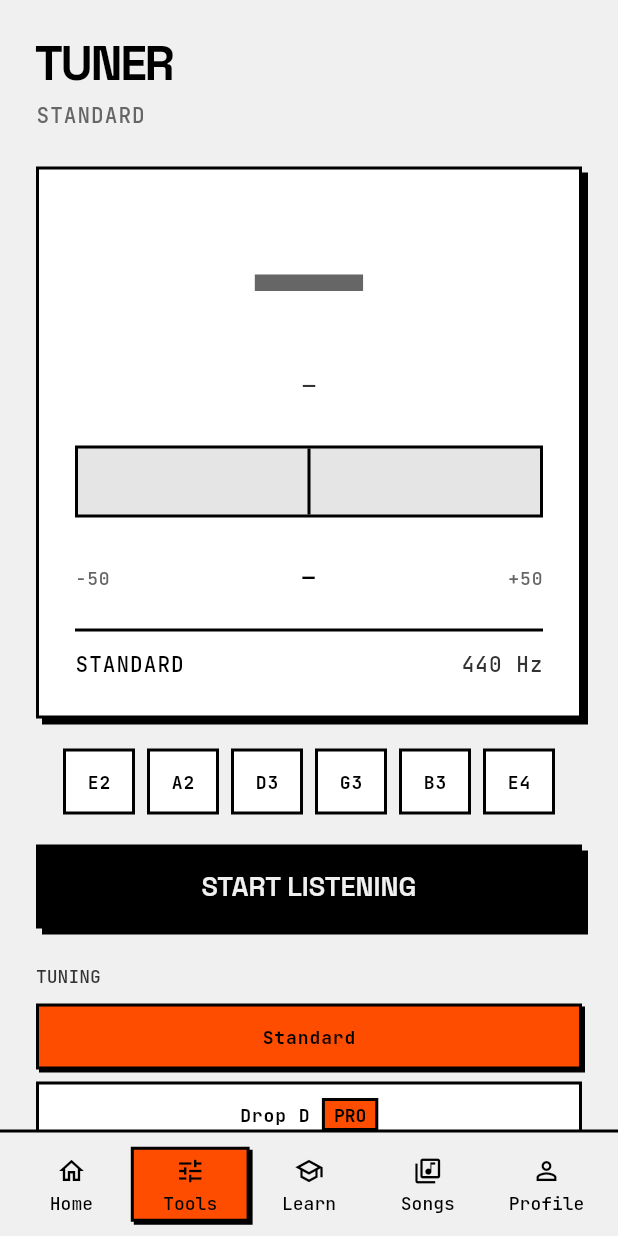
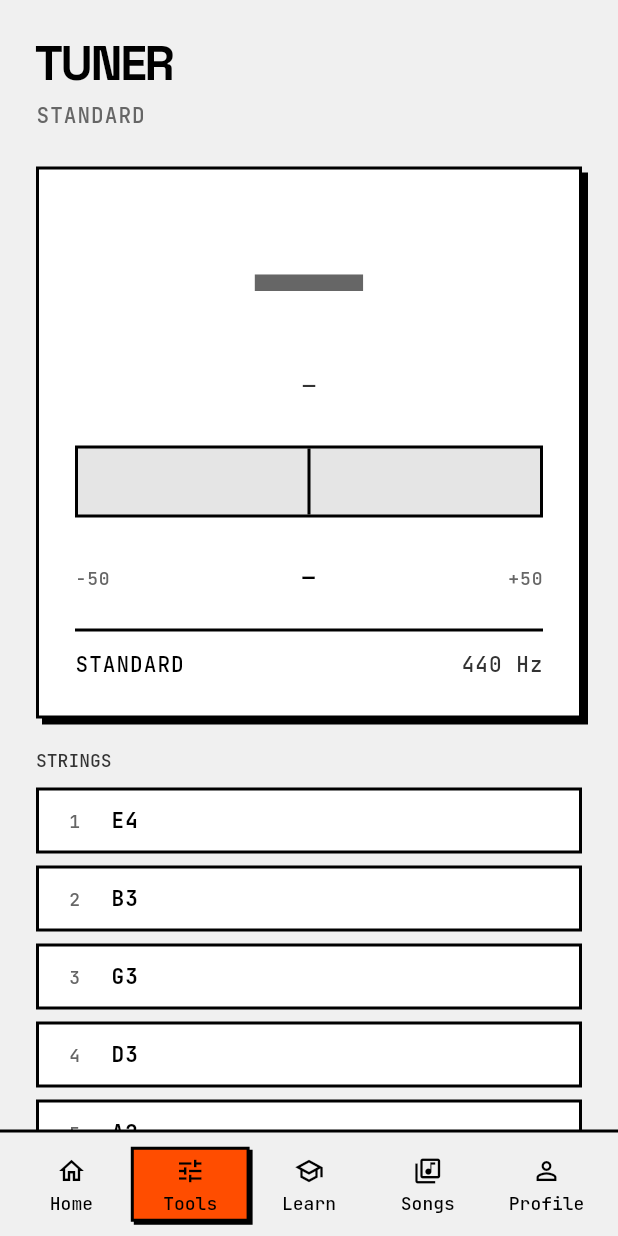
Before and after one commit to Lazy-but-Busy/L-Key, a Flutter app: the screen it shows after launch, after a tap on "Quick Tune", on a phone screen of 412 x 824 dp. Run offline on Flutter 3.47's test engine with Material 3 defaults, Android fonts, the phone set to English and light mode, and no system bars; our stand-ins replace flutter_riverpod, go_router, permission_handler, shared_preferences; missing offline and left inert: record; generated files the repository leaves out were written again.

Commit message:
feat(tuner): name the note being heard, and number the strings
The meter was fed `reading.targetNote`, so the hero glyph named the string
being tuned *towards* rather than the note sounding. `TunerReading` has
carried `detectedNote` since Phase 05 and nothing displayed it. It does
now, and when the two differ the destination is named in words — there is
still exactly one cents figure, measured against the target, because two
of them is how the two come to disagree (docs/adr/0013).

The strings become a list, first string on top, each carrying its
guitarist number as well as its note; the neck's left column gains the
same numbering. That surfaced a real defect: `tunerStringSemantics` was
announcing the low E as "String 1", the reverse of what a player says and
the reverse of what the chord diagram and the fretboard already did.

PRD.md §10.1 · DESIGN.md §21, §25

Co-Authored-By: Claude Opus 5 (1M context) <noreply@anthropic.com>

```diff
--- a/mobile/lib/app/localization/app_en.arb
+++ b/mobile/lib/app/localization/app_en.arb
@@ -148,6 +148,12 @@
   "@tunerMeterSemantics": {"description": "What a screen reader announces for the tuner meter.", "placeholders": {"note": {"type": "String"}, "state": {"type": "String"}}},
   "tunerStringSemantics": "String {number}, {note}",
   "@tunerStringSemantics": {"description": "What a screen reader announces for one string button.", "placeholders": {"number": {"type": "int"}, "note": {"type": "String"}}},
+  "tunerTuningTo": "Tuning to {note}",
+  "@tunerTuningTo": {"description": "Names the note being tuned towards, shown only when it differs from the note actually sounding. The meter's cents figure measures against this note.", "placeholders": {"note": {"type": "String"}}},
+  "tunerStringsTitle": "Strings",
+  "@tunerStringsTitle": {"description": "Heading above the list of the tuning's open strings."},
+  "tunerHearingSemantics": "currently hearing",
+  "@tunerHearingSemantics": {"description": "Announced on the string the tuner is currently reading, so the state is not carried by colour alone."},
   "tunerDiagnostics": "Diagnostics",
   "@tunerDiagnostics": {"description": "Developer-only screen showing the tuner's raw measurements."},
   "commonOpenSettings": "Open settings",
--- a/mobile/lib/app/localization/app_my.arb
+++ b/mobile/lib/app/localization/app_my.arb
@@ -77,6 +77,9 @@
   "tunerMicRestrictedBody": "ဤစက်သည် အက်ပ်များကို မိုက်ခရိုဖုန်း သုံးခွင့် မပေးပါ။",
   "tunerMeterSemantics": "{note}၊ {state}",
   "tunerStringSemantics": "ကြိုး {number}၊ {note}",
+  "tunerTuningTo": "{note} သို့ ညှိနေသည်",
+  "tunerStringsTitle": "ကြိုးများ",
+  "tunerHearingSemantics": "ယခုကြားနေသည်",
   "tunerDiagnostics": "စစ်ဆေးချက်များ",
   "commonOpenSettings": "ဆက်တင်များ ဖွင့်ပါ",
   "errorPermissionDenied": "L Key အတွက် ခွင့်ပြုချက် လိုအပ်သည်။",
--- a/mobile/lib/features/tuner/presentation/tuner_page.dart
+++ b/mobile/lib/features/tuner/presentation/tuner_page.dart
@@ -128,8 +128,12 @@ class _Meter extends StatelessWidget {
       spacing: LkSpacing.s3,
       children: <Widget>[
         LkTunerMeter(
-          note: reading?.targetNote.note.displayName,
-          octave: reading?.targetNote.octave,
+          // The note the microphone is hearing, not the one being tuned
+          // towards. They diverge as soon as the string is more than half a
+          // semitone out, and the player needs to know which note is
+          // actually sounding (PRD.md §10.1, DESIGN.md §21).
+          note: reading?.detectedNote.note.displayName,
+          octave: reading?.detectedNote.octave,
           frequencyHz: reading?.frequencyHz,
           cents: reading?.cents,
           isInTune: reading?.isInTune ?? false,
@@ -141,10 +145,19 @@ class _Meter extends StatelessWidget {
           ),
           statusLabel: label,
           semanticsLabel: l10n.tunerMeterSemantics(
-            reading == null ? '—' : reading.targetNote.name,
+            reading == null ? '—' : reading.detectedNote.name,
             label,
           ),
         ),
+        if (_targetLine(l10n, state) case final target?)
+          Text(
+            target,
+            textAlign: TextAlign.center,
+            style: context.lkType.technicalSm.copyWith(
+              color: context.lkColors.textSecondary,
+              fontWeight: FontWeight.w700,
+            ),
+          ),
         if (_guidance(l10n, state) case final guidance?)
           Text(
             guidance,
@@ -177,6 +190,20 @@ class _Meter extends StatelessWidget {
       // repeating the button underneath it.
       _ => '—',
     };
+  }
+
+  /// Names the note being tuned towards, when it is not the note sounding.
+  ///
+  /// The needle and the cents figure always measure against the target, so
+  /// once the string is more than half a semitone out the hero glyph and the
+  /// number would otherwise appear to contradict one another. Naming the
+  /// destination is what reconciles them, and it says nothing at all while
+  /// the two agree.
+  String? _targetLine(AppLocalizations l10n, TunerState state) {
+    final reading = state.reading;
+    if (reading == null) return null;
+    if (reading.detectedNote == reading.targetNote) return null;
+    return l10n.tunerTuningTo(reading.targetNote.name).toUpperCase();
   }
 
   String? _guidance(AppLocalizations l10n, TunerState state) {
--- a/mobile/lib/features/tuner/presentation/widgets/tuner_strings.dart
+++ b/mobile/lib/features/tuner/presentation/widgets/tuner_strings.dart
@@ -5,14 +5,18 @@ import 'package:l_key/app/theme/app_text.dart';
 import 'package:l_key/app/theme/tokens.g.dart';
 import 'package:l_key/core/music/tuning.dart';
 
-/// The row of open strings, and the control that hands the choice back.
+/// The tuning's open strings, and the control that hands the choice back.
 ///
-/// Strings are drawn lowest-sounding first, matching `Tuning.openStrings` and
-/// the order a chord diagram uses. That is the opposite of the guitarist's
-/// "sixth string", which is why the accessible label says the string's note
-/// rather than a number the player might read the other way round.
+/// Drawn as a column with the first string on top, which is how a guitarist
+/// reads a chord chart and how `LkFretboard` draws a neck. `Tuning` indexes
+/// lowest-sounding first, so the rows iterate downwards and the guitarist's
+/// string number is `stringCount - index` — the same arithmetic
+/// `chord_diagram.dart` and `fretboard_neck.dart` already do.
+///
+/// The number is on screen as well as in the accessible label, because
+/// "E2" alone does not tell a beginner which string to pluck.
 class TunerStrings extends StatelessWidget {
-  /// Creates the string row.
+  /// Creates the string list.
   const TunerStrings({
     required this.tuning,
     required this.selectedIndex,
@@ -33,6 +37,9 @@ class TunerStrings extends StatelessWidget {
   final bool isEnabled;
 
   /// Whether the tuner is choosing the string itself.
+  ///
+  /// When it is, a highlighted row is one the tuner *found*, so it says so
+  /// in words rather than looking like something the player picked.
   final bool isAuto;
 
   /// Called when the player locks a string.
@@ -44,62 +51,90 @@ class TunerStrings extends StatelessWidget {
   @override
   Widget build(BuildContext context) {
     final l10n = AppLocalizations.of(context);
+    final colors = context.lkColors;
 
     return Column(
+      crossAxisAlignment: CrossAxisAlignment.start,
       spacing: LkSpacing.s3,
       children: <Widget>[
-        Wrap(
-          alignment: WrapAlignment.center,
+        Text(
+          l10n.tunerStringsTitle.toUpperCase(),
+          style: context.lkType.label.copyWith(color: colors.textSecondary),
+        ),
+        Column(
+          crossAxisAlignment: CrossAxisAlignment.stretch,
           spacing: LkSpacing.s2,
-          runSpacing: LkSpacing.s2,
           children: <Widget>[
-            for (var i = 0; i < tuning.stringCount; i++)
-              _StringButton(
-                label: tuning.openStrings[i].note.displayName,
-                octave: tuning.openStrings[i].octave,
-                semanticLabel: l10n.tunerStringSemantics(
-                  i + 1,
-                  tuning.openStrings[i].name,
-                ),
-                isSelected: isEnabled && i == selectedIndex,
-                onTap: isEnabled ? () => onSelect(i) : null,
+            for (var index = tuning.stringCount - 1; index >= 0; index--)
+              _StringRow(
+                number: tuning.stringCount - index,
+                note: tuning.openStrings[index].note.displayName,
+                octave: tuning.openStrings[index].octave,
+                semanticLabel: _semanticsFor(l10n, index),
+                isSelected: isEnabled && index == selectedIndex,
+                isHeard: isEnabled && isAuto && index == selectedIndex,
+                heardLabel: l10n.tunerHearingSemantics,
+                onTap: isEnabled ? () => onSelect(index) : null,
               ),
           ],
         ),
         if (isEnabled && !isAuto)
-          TextButton(
+          Align(
+            child: TextButton(
               onPressed: onAuto,
               child: Text(
                 l10n.tunerAuto.toUpperCase(),
                 style: context.lkType.technicalSm.copyWith(
-                color: context.lkColors.textSecondary,
+                  color: colors.textSecondary,
                   fontWeight: FontWeight.w700,
+                ),
               ),
             ),
           ),
       ],
     );
   }
+
+  String _semanticsFor(AppLocalizations l10n, int index) {
+    // Guitarists count from the high E down, the opposite of the engine's
+    // low-to-high indexing. Announcing the low E as "String 1" was the
+    // reverse of what a player would say.
+    final label = l10n.tunerStringSemantics(
+      tuning.stringCount - index,
+      tuning.openStrings[index].name,
+    );
+    return isEnabled && isAuto && index == selectedIndex
+        ? '$label, ${l10n.tunerHearingSemantics}'
+        : label;
+  }
 }
 
-class _StringButton extends StatelessWidget {
-  const _StringButton({
-    required this.label,
+/// One string in the list.
+class _StringRow extends StatelessWidget {
+  const _StringRow({
+    required this.number,
+    required this.note,
     required this.octave,
     required this.semanticLabel,
     required this.isSelected,
+    required this.isHeard,
+    required this.heardLabel,
     required this.onTap,
   });
 
-  final String label;
+  final int number;
+  final String note;
   final int octave;
   final String semanticLabel;
   final bool isSelected;
+  final bool isHeard;
+  final String heardLabel;
   final VoidCallback? onTap;
 
   @override
   Widget build(BuildContext context) {
     final colors = context.lkColors;
+    final foreground = isSelected ? colors.accentOn : colors.textPrimary;
 
     return Semantics(
       button: true,
@@ -114,9 +149,11 @@ class _StringButton extends StatelessWidget {
         child: Opacity(
           opacity: onTap == null ? LkOpacity.disabled : 1,
           child: Container(
-            width: LkDimens.buttonHeightMd,
-            height: LkDimens.tapTarget,
-            alignment: Alignment.center,
+            constraints: const BoxConstraints(minHeight: LkDimens.tapTarget),
+            padding: const EdgeInsets.symmetric(
+              horizontal: LkSpacing.s4,
+              vertical: LkSpacing.s2,
+            ),
             decoration: BoxDecoration(
               color: isSelected ? colors.accent : colors.surface,
               border: Border.all(
@@ -127,12 +164,37 @@ class _StringButton extends StatelessWidget {
                   ? <BoxShadow>[LkShadows.sm(colors.border)]
                   : null,
             ),
+            child: Row(
+              spacing: LkSpacing.s4,
+              children: <Widget>[
+                SizedBox(
+                  width: LkSpacing.s4,
                   child: Text(
-              '$label$octave',
+                    '$number',
+                    textAlign: TextAlign.center,
                     style: context.lkType.technicalSm.copyWith(
-                color: isSelected ? colors.accentOn : colors.textPrimary,
+                      color: isSelected ? colors.accentOn : colors.textTertiary,
+                    ),
+                  ),
+                ),
+                Text(
+                  '$note$octave',
+                  style: context.lkType.technical.copyWith(
+                    color: foreground,
                     fontWeight: FontWeight.w700,
                   ),
+                ),
+                const Spacer(),
+                // DESIGN.md §42 — the orange fill is never the only thing
+                // saying which string the tuner has found.
+                if (isHeard)
+                  Text(
+                    heardLabel.toUpperCase(),
+                    style: context.lkType.technicalSm.copyWith(
+                      color: foreground,
+                    ),
+                  ),
+              ],
             ),
           ),
         ),
```
Also changed, not shown: mobile/lib/shared/widgets/lk_fretboard.dart (+23 -8 lines), mobile/lib/shared/widgets/lk_tuner_meter.dart (+9 -2 lines), 2 other files. Lines whose indentation alone changed are shown as unchanged.
